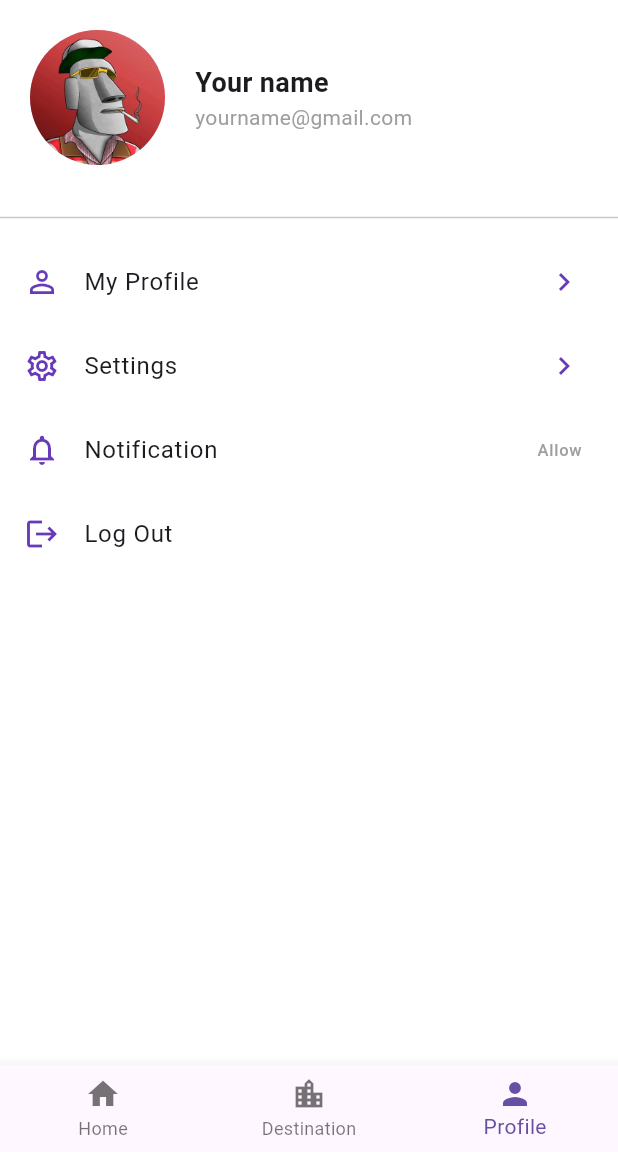
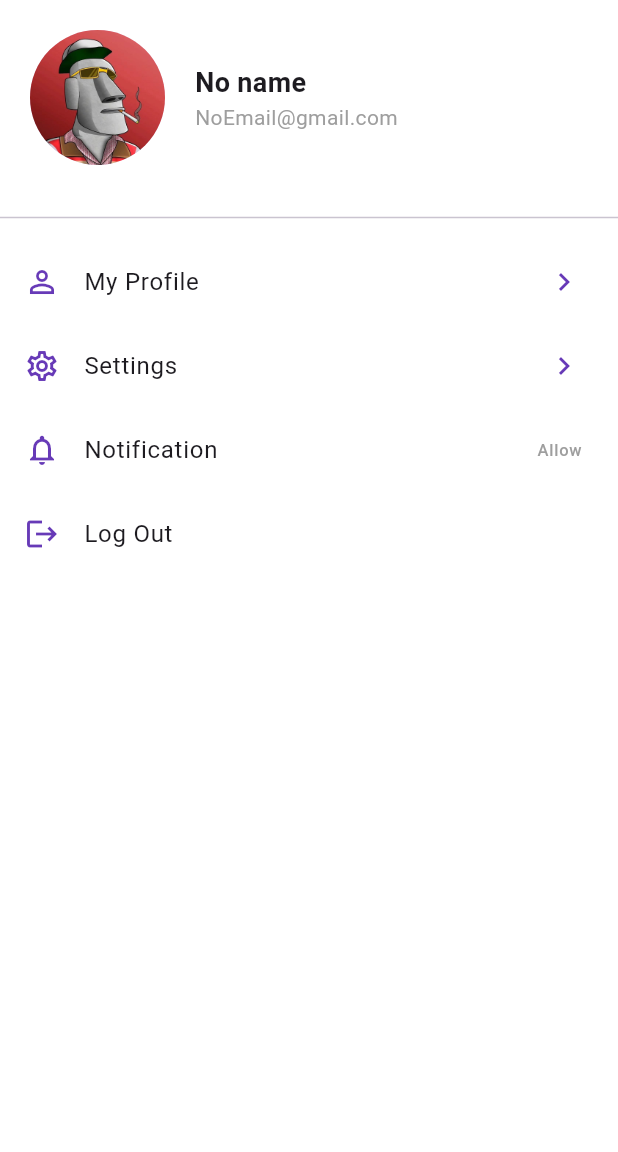
Before and after one commit to VincentiusJacob/LocalHop, a Flutter app: the MainPage screen opened by its route, item 3 of the bottom bar chosen, on a phone screen of 412 x 824 dp, the part 84-1236 px from its top. Run offline on Flutter 3.47's test engine with Material 3 defaults, Android fonts, the phone set to English and light mode, and no system bars; our stand-ins replace font_awesome_flutter.

Commit message:
klik profile buat nama sama email aman

```diff
--- a/lib/controller/auth_service.dart
+++ b/lib/controller/auth_service.dart
@@ -56,14 +56,14 @@ class AuthService {
     return true;
   }
 
-  Future<bool> login(String email, String password) async {
+  Future<UserModel?> login(String email, String password) async {
     await loadUsers();
 
     for (var u in _users) {
       if (u.email == email && u.password == password) {
-        return true;
+        return u;
       }
     }
-    return false;
+    return null;
  }
 }
--- a/lib/pages/destinationplaces.dart
+++ b/lib/pages/destinationplaces.dart
@@ -56,6 +56,8 @@ class DestinationPlacesPage extends StatelessWidget {
                     padding: const EdgeInsets.all(8.0),
                     child: Text(
                       place.name,
+                      maxLines: 2,
+                      overflow: TextOverflow.ellipsis,
                       style: const TextStyle(
                         fontWeight: FontWeight.bold,
                         fontSize: 14,
--- a/lib/pages/homepage.dart
+++ b/lib/pages/homepage.dart
@@ -13,6 +13,8 @@ class HomePage extends StatefulWidget {
 class _HomePageState extends State<HomePage> {
   final CityService _cityService = CityService();
   List<CityModel> _cities = [];
+
+
 
   @override
   void initState() {
--- a/lib/pages/profilepage.dart
+++ b/lib/pages/profilepage.dart
@@ -1,16 +1,22 @@
 import 'package:flutter/material.dart';
+import 'package:flutter_app_demo/model/user_model.dart';
 import 'editprofile.dart';
 import 'settingspage.dart';
 import 'package:flutter_app_demo/pages/landingpage.dart';
 
 class ProfilePage extends StatefulWidget {
-  const ProfilePage({super.key});
+  final UserModel? user;
+
+  const ProfilePage({super.key,this.user});
+
+
 
   @override
   State<ProfilePage> createState() => _ProfilePageState();
 }
 
 class _ProfilePageState extends State<ProfilePage> {
+
 
 
 
@@ -62,16 +68,16 @@ class _ProfilePageState extends State<ProfilePage> {
                 const SizedBox(width: 20),
                 Column(
                   crossAxisAlignment: CrossAxisAlignment.start,
-                  children: const [
+                  children:  [
                     Text(
-                      "Your name",
+                       widget.user?.name ?? "No name",
                       style: TextStyle(
                         fontSize: 18,
                         fontWeight: FontWeight.w600,
                       ),
                     ),
                     Text(
-                      "yourname@gmail.com",
+                      widget.user?.email ??"NoEmail@gmail.com",
                       style: TextStyle(color: Colors.grey),
                     ),
                   ],
```
Also changed, not shown: lib/pages/mainpage.dart (+14 -0 lines), lib/pages/signin.dart (+5 -3 lines), lib/pages/destinationPage.dart (line endings or trailing spaces), 1 other file.
